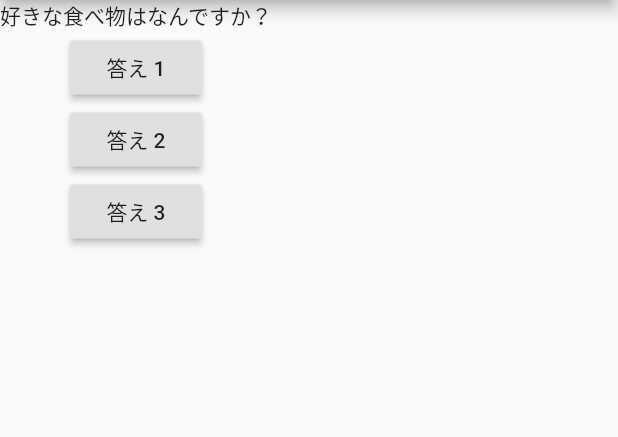
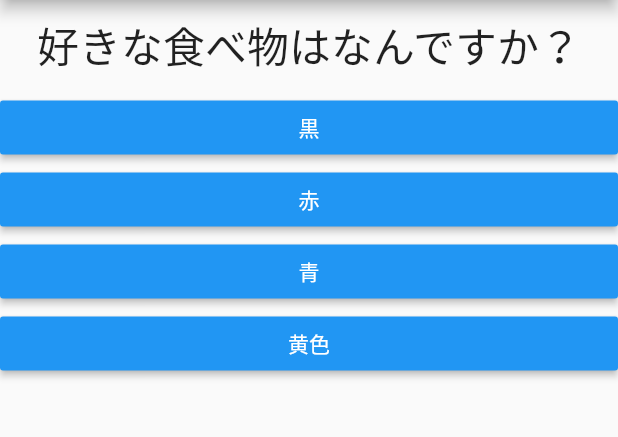
Before and after one commit to kenji132/quiz_app, a Flutter app: the screen it shows after launch, on a phone screen of 412 x 824 dp, the part 84-521 px from its top. Run offline on Flutter 3.47's test engine with Material 2 defaults, Android fonts, the phone set to English and light mode, and no system bars.

```diff
--- /dev/null
+++ b/lib/answer.dart
@@ -0,0 +1,21 @@
+import 'package:flutter/material.dart';
+
+class Answer extends StatelessWidget {
+  final Function selectHandler;
+  final String answerText;
+
+  Answer(this.selectHandler, this.answerText);
+
+
+  @override
+  Widget build(BuildContext context) {
+    return Container(
+      width: double.infinity,
+        child: RaisedButton(
+          color: Colors.blue,
+          textColor: Colors.white,
+          child: Text(answerText),
+          onPressed: selectHandler,
+    ));
+  }
+}
--- a/lib/main.dart
+++ b/lib/main.dart
@@ -1,4 +1,7 @@
 import 'package:flutter/material.dart';
+
+import './quiz.dart';
+import './result.dart';
 
 // void main() {
 //   runApp(MyApp());
@@ -7,52 +10,80 @@ import 'package:flutter/material.dart';
 void main() => runApp(MyApp());
 
 class MyApp extends StatefulWidget {
-
   @override
   State<StatefulWidget> createState() {
     return _MyAppState();
   }
-
 }
 
-class _MyAppState extends State<MyApp>{
+class _MyAppState extends State<MyApp> {
+  final _questions = const [
+    {
+      'questionText': '好きな食べ物はなんですか？',
+      'answers': [
+        {'text': '黒', 'score': 10},
+        {'text': '赤', 'score': 7},
+        {'text': '青', 'score': 5},
+        {'text': '黄色', 'score': 3},
+      ],
+    },
+    {
+      'questionText': '好きな動物は何ですか？',
+      'answers': [
+        {'text': '犬', 'score': 3},
+        {'text': '猫', 'score': 5},
+        {'text': '熊', 'score': 7},
+        {'text': '獅子', 'score': 10},
+      ],
+    },
+    {
+      'questionText': '好きな食べ物はなんですか？',
+      'answers': [
+        {'text': 'ラーメン', 'score': 10},
+        {'text': '唐揚げ', 'score': 7},
+        {'text': 'パスタ', 'score': 3},
+        {'text': 'グラタン', 'score': 5},
+      ],
+    },
+  ];
   var _questionIndex = 0;
+  var _totalScore = 0;
 
-  void _answerQuestion() {
+  void _resetQuiz() {
+    setState(() {
+      _questionIndex = 0;
+      _totalScore = 0;
+    });
+  }
+
+  void _answerQuestion(int score) {
+    _totalScore += score;
     setState(() {
       _questionIndex = _questionIndex + 1;
     });
     print(_questionIndex);
+    if (_questionIndex < _questions.length) {
+      print("Wa have more questions");
+    } else {
+      print("No more questions!");
+    }
   }
 
   @override
   Widget build(BuildContext context) {
+    // questions = [];
 
-    var questions = ['好きな食べ物はなんですか？', '好きな動物は何ですか？'];
     return MaterialApp(
       home: Scaffold(
         appBar: AppBar(
           title: Text('My First App'),
         ),
-        body: Column(
-          children: [
-            Text(
-              questions[_questionIndex],
-              ),
-            RaisedButton(
-              child: Text('答え 1'),
-              onPressed: _answerQuestion,
-            ),
-            RaisedButton(
-              child: Text('答え 2'),
-              onPressed: () => print('答え2が選ばれました'),
-            ),
-            RaisedButton(
-              child: Text('答え 3'),
-              onPressed: () => print('答え3が選ばれました'),
-            ),
-          ],
-        ),
+        body: _questionIndex < _questions.length
+            ? Quiz(
+                answerQuestion: _answerQuestion,
+                questionIndex: _questionIndex,
+                questions: _questions)
+            : Result(_totalScore, _resetQuiz),
       ),
     );
   }
--- /dev/null
+++ b/lib/question.dart
@@ -0,0 +1,19 @@
+import 'package:flutter/material.dart';
+
+class Question extends StatelessWidget {
+  final String questionText;
+  Question(this.questionText);
+
+  @override
+  Widget build(BuildContext context) {
+    return Container(
+      width: double.infinity,
+      margin: EdgeInsets.all(10),
+      child: Text(
+        questionText,
+        style: TextStyle(fontSize: 28),
+        textAlign: TextAlign.center,
+      ),
+    );
+  }
+}
--- /dev/null
+++ b/lib/quiz.dart
@@ -0,0 +1,29 @@
+import 'package:flutter/material.dart';
+import './answer.dart';
+import './question.dart';
+
+class Quiz extends StatelessWidget {
+  final List<Map<String, Object>> questions;
+  final int questionIndex;
+  final Function answerQuestion;
+
+  Quiz({
+      @required this.questions,
+      @required this.answerQuestion,
+      @required this.questionIndex
+      });
+
+  @override
+  Widget build(BuildContext context) {
+    return Column(
+      children: [
+        Question(
+          questions[questionIndex]['questionText'],
+        ),
+        ...(questions[questionIndex]['answers'] as List<Map<String, Object>>).map((answer) {
+          return Answer(() => answerQuestion(answer['score']), answer['text']);
+        }).toList()
+      ],
+    );
+  }
+}
```
Also changed, not shown: lib/result.dart (added, +44 -0 lines).
